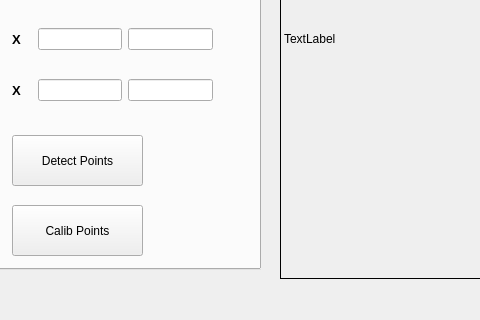
This is configs/mdragon/pythonextern/calibcamera/mycalib/mycLIB.ui in mWorkVN/linuxcnc as Qt 5 draws it before an edit; both pictures show x 0 to 480 and y 211 to 531 of the 933 by 612 pixel window. The edited form follows.
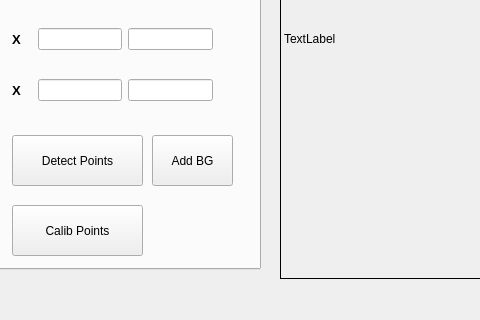
This is the edited form.

```diff
--- a/configs/mdragon/pythonextern/calibcamera/mycalib/mycLIB.ui
+++ b/configs/mdragon/pythonextern/calibcamera/mycalib/mycLIB.ui
@@ -1043,6 +1043,19 @@
        <string>Calib Points</string>
       </property>
      </widget>
+     <widget class="QPushButton" name="btn_addbg">
+      <property name="geometry">
+       <rect>
+        <x>160</x>
+        <y>320</y>
+        <width>81</width>
+        <height>51</height>
+       </rect>
+      </property>
+      <property name="text">
+       <string>Add BG</string>
+      </property>
+     </widget>
     </widget>
    </widget>
   </widget>
```
